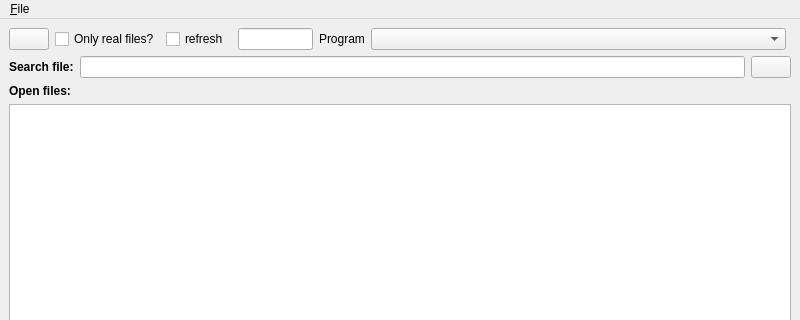
The window that ui/main.ui (iddekingej/ofgui) describes before a commit, drawn with Qt 5; both pictures show x 0 to 800 and y 0 to 320 of the 800 by 600 pixel window.
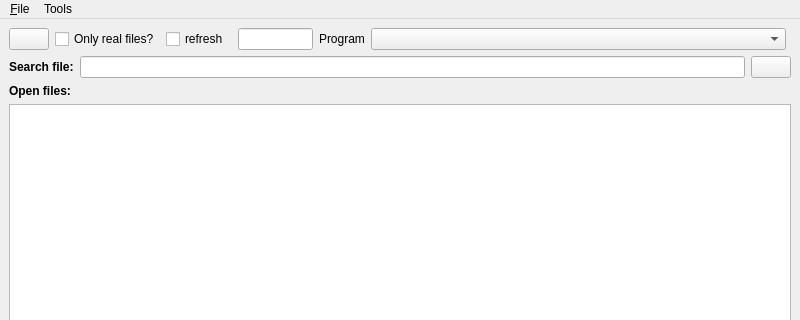
The same window after the commit. Icons and pictures are not drawn.

Patch:
```diff
--- a/ui/main.ui
+++ b/ui/main.ui
@@ -226,7 +226,14 @@
     </property>
     <addaction name="action_Exit"/>
    </widget>
+   <widget class="QMenu" name="menuTools">
+    <property name="title">
+     <string>Tools</string>
+    </property>
+    <addaction name="actionMonitor"/>
+   </widget>
    <addaction name="menu_File"/>
+   <addaction name="menuTools"/>
   </widget>
   <widget class="QStatusBar" name="statusbar"/>
   <action name="action_Exit">
```
Left out of the diff: 5 changed lines with no effect on the pictures.
